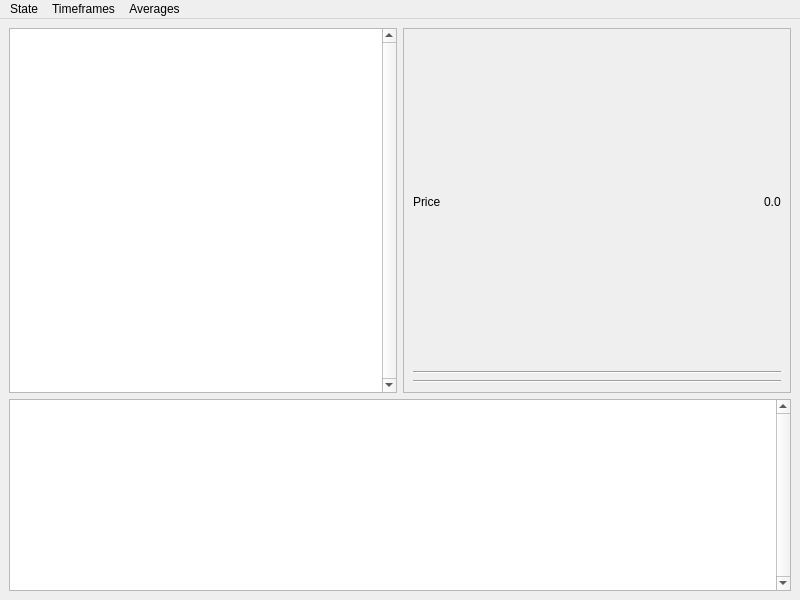
The window that source/ui/watcherWindow.ui (qrlik/MarketWatcher) describes before a commit, drawn with Qt 5.
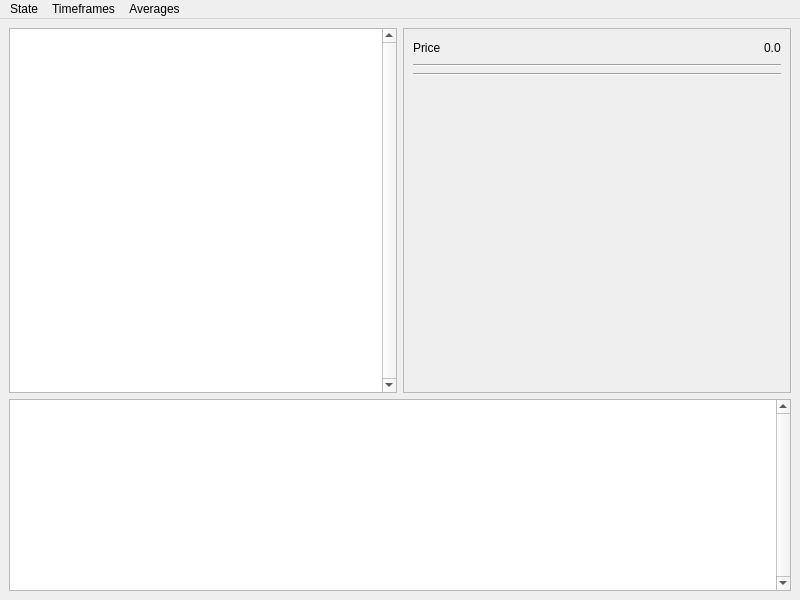
The same window after the commit.

Commit message: add deltas view

```diff
--- a/source/ui/watcherWindow.ui
+++ b/source/ui/watcherWindow.ui
@@ -105,6 +105,19 @@
          <item>
           <layout class="QVBoxLayout" name="averagesLayout"/>
          </item>
+         <item>
+          <spacer name="verticalSpacer">
+           <property name="orientation">
+            <enum>Qt::Vertical</enum>
+           </property>
+           <property name="sizeHint" stdset="0">
+            <size>
+             <width>20</width>
+             <height>40</height>
+            </size>
+           </property>
+          </spacer>
+         </item>
         </layout>
        </widget>
       </item>
```
The commit also changes 2 other files.
